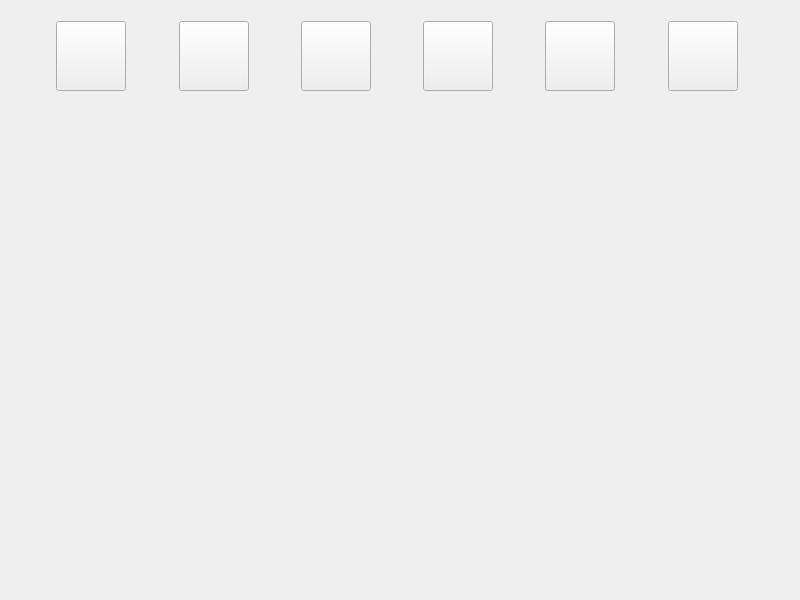
Above: carrerainterface.ui from Arrera-Software/Arrera-Interface before the change. Below: the same form after it.
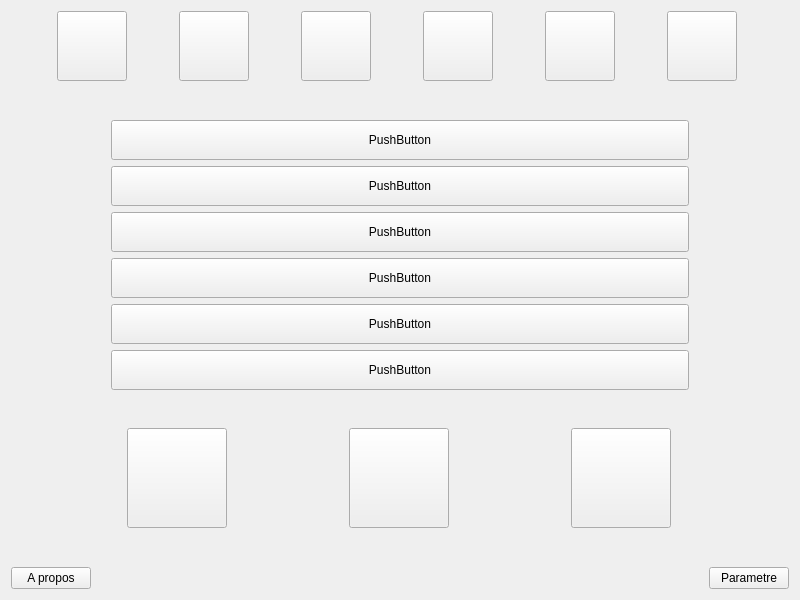
That is the form after the change. Icons and pictures are not drawn.

Commit message: Creation de l'interface

The edit to the form file:
```diff
--- a/carrerainterface.ui
+++ b/carrerainterface.ui
@@ -23,29 +23,9 @@
    <iconset resource="ArreraTheme.qrc">
     <normaloff>:/IconArrera/ArreraI2025.png</normaloff>:/IconArrera/ArreraI2025.png</iconset>
   </property>
-  <widget class="QWidget" name="horizontalLayoutWidget">
-   <property name="geometry">
-    <rect>
-     <x>10</x>
-     <y>20</y>
-     <width>774</width>
-     <height>72</height>
-    </rect>
-   </property>
-   <layout class="QHBoxLayout" name="top" stretch="1,1,1,1,1,1,1,1,1,1,1,1,1">
+  <layout class="QVBoxLayout" name="verticalLayout">
     <item>
-     <spacer name="H1">
-      <property name="orientation">
-       <enum>Qt::Horizontal</enum>
-      </property>
-      <property name="sizeHint" stdset="0">
-       <size>
-        <width>40</width>
-        <height>20</height>
-       </size>
-      </property>
-     </spacer>
-    </item>
+    <layout class="QHBoxLayout" name="top" stretch="1,1,0,0,1,1">
     <item>
      <widget class="QPushButton" name="IDC_BTABLEUR">
       <property name="minimumSize">
@@ -75,19 +55,6 @@
       </property>
      </widget>
     </item>
-    <item>
-     <spacer name="H2">
-      <property name="orientation">
-       <enum>Qt::Horizontal</enum>
-      </property>
-      <property name="sizeHint" stdset="0">
-       <size>
-        <width>40</width>
-        <height>20</height>
-       </size>
-      </property>
-     </spacer>
-    </item>
     <item>
      <widget class="QPushButton" name="IDC_BWRITER">
       <property name="minimumSize">
@@ -117,61 +84,6 @@
       </property>
      </widget>
     </item>
-    <item>
-     <spacer name="H3">
-      <property name="orientation">
-       <enum>Qt::Horizontal</enum>
-      </property>
-      <property name="sizeHint" stdset="0">
-       <size>
-        <width>40</width>
-        <height>20</height>
-       </size>
-      </property>
-     </spacer>
-    </item>
-    <item>
-     <widget class="QPushButton" name="IDC_BAPP">
-      <property name="minimumSize">
-       <size>
-        <width>70</width>
-        <height>70</height>
-       </size>
-      </property>
-      <property name="maximumSize">
-       <size>
-        <width>70</width>
-        <height>70</height>
-       </size>
-      </property>
-      <property name="text">
-       <string/>
-      </property>
-      <property name="icon">
-       <iconset resource="ArreraTheme.qrc">
-        <normaloff>:/iconBTN/app-drawer.png</normaloff>:/iconBTN/app-drawer.png</iconset>
-      </property>
-      <property name="iconSize">
-       <size>
-        <width>70</width>
-        <height>70</height>
-       </size>
-      </property>
-     </widget>
-    </item>
-    <item>
-     <spacer name="H4">
-      <property name="orientation">
-       <enum>Qt::Horizontal</enum>
-      </property>
-      <property name="sizeHint" stdset="0">
-       <size>
-        <width>40</width>
-        <height>20</height>
-       </size>
-      </property>
-     </spacer>
-    </item>
     <item>
      <widget class="QPushButton" name="IDC_BTASKBAR">
       <property name="minimumSize">
@@ -202,17 +114,33 @@
      </widget>
     </item>
     <item>
-     <spacer name="H5">
-      <property name="orientation">
-       <enum>Qt::Horizontal</enum>
-      </property>
-      <property name="sizeHint" stdset="0">
+      <widget class="QPushButton" name="IDC_BAPP">
+       <property name="minimumSize">
+        <size>
+         <width>70</width>
+         <height>70</height>
+        </size>
+       </property>
+       <property name="maximumSize">
        <size>
-        <width>40</width>
-        <height>20</height>
-       </size>
-      </property>
-     </spacer>
+         <width>70</width>
+         <height>70</height>
+        </size>
+       </property>
+       <property name="text">
+        <string/>
+       </property>
+       <property name="icon">
+        <iconset resource="ArreraTheme.qrc">
+         <normaloff>:/iconBTN/app-drawer.png</normaloff>:/iconBTN/app-drawer.png</iconset>
+       </property>
+       <property name="iconSize">
+        <size>
+         <width>70</width>
+         <height>70</height>
+        </size>
+       </property>
+      </widget>
     </item>
     <item>
      <widget class="QPushButton" name="IDC_BWEB">
@@ -243,19 +171,6 @@
       </property>
      </widget>
     </item>
-    <item>
-     <spacer name="H6">
-      <property name="orientation">
-       <enum>Qt::Horizontal</enum>
-      </property>
-      <property name="sizeHint" stdset="0">
-       <size>
-        <width>40</width>
-        <height>20</height>
-       </size>
-      </property>
-     </spacer>
-    </item>
     <item>
      <widget class="QPushButton" name="IDC_BPRESENTATION">
       <property name="minimumSize">
@@ -285,8 +200,252 @@
       </property>
      </widget>
     </item>
+    </layout>
+   </item>
     <item>
-     <spacer name="H7">
+    <spacer name="verticalSpacer_3">
+     <property name="orientation">
+      <enum>Qt::Vertical</enum>
+     </property>
+     <property name="sizeHint" stdset="0">
+      <size>
+       <width>20</width>
+       <height>40</height>
+      </size>
+     </property>
+    </spacer>
+   </item>
+   <item>
+    <layout class="QVBoxLayout" name="mode">
+     <property name="leftMargin">
+      <number>100</number>
+     </property>
+     <property name="topMargin">
+      <number>0</number>
+     </property>
+     <property name="rightMargin">
+      <number>100</number>
+     </property>
+     <item>
+      <widget class="QPushButton" name="IDC_MODE1">
+       <property name="minimumSize">
+        <size>
+         <width>0</width>
+         <height>40</height>
+        </size>
+       </property>
+       <property name="text">
+        <string>PushButton</string>
+       </property>
+      </widget>
+     </item>
+     <item>
+      <widget class="QPushButton" name="IDC_MODE2">
+       <property name="minimumSize">
+        <size>
+         <width>0</width>
+         <height>40</height>
+        </size>
+       </property>
+       <property name="maximumSize">
+        <size>
+         <width>16777215</width>
+         <height>40</height>
+        </size>
+       </property>
+       <property name="text">
+        <string>PushButton</string>
+       </property>
+      </widget>
+     </item>
+     <item>
+      <widget class="QPushButton" name="IDC_MODE3">
+       <property name="minimumSize">
+        <size>
+         <width>0</width>
+         <height>40</height>
+        </size>
+       </property>
+       <property name="text">
+        <string>PushButton</string>
+       </property>
+      </widget>
+     </item>
+     <item>
+      <widget class="QPushButton" name="IDC_MODE4">
+       <property name="minimumSize">
+        <size>
+         <width>0</width>
+         <height>40</height>
+        </size>
+       </property>
+       <property name="text">
+        <string>PushButton</string>
+       </property>
+      </widget>
+     </item>
+     <item>
+      <widget class="QPushButton" name="IDC_MODE5">
+       <property name="minimumSize">
+        <size>
+         <width>0</width>
+         <height>40</height>
+        </size>
+       </property>
+       <property name="text">
+        <string>PushButton</string>
+       </property>
+      </widget>
+     </item>
+     <item>
+      <widget class="QPushButton" name="IDC_MODE6">
+       <property name="minimumSize">
+        <size>
+         <width>0</width>
+         <height>40</height>
+        </size>
+       </property>
+       <property name="text">
+        <string>PushButton</string>
+       </property>
+      </widget>
+     </item>
+    </layout>
+   </item>
+   <item>
+    <spacer name="verticalSpacer_2">
+     <property name="orientation">
+      <enum>Qt::Vertical</enum>
+     </property>
+     <property name="sizeHint" stdset="0">
+      <size>
+       <width>20</width>
+       <height>40</height>
+      </size>
+     </property>
+    </spacer>
+   </item>
+   <item>
+    <layout class="QHBoxLayout" name="assistant">
+     <item>
+      <widget class="QPushButton" name="IDC_RYLEY">
+       <property name="minimumSize">
+        <size>
+         <width>100</width>
+         <height>100</height>
+        </size>
+       </property>
+       <property name="maximumSize">
+        <size>
+         <width>100</width>
+         <height>100</height>
+        </size>
+       </property>
+       <property name="text">
+        <string/>
+       </property>
+       <property name="icon">
+        <iconset resource="ArreraTheme.qrc">
+         <normaloff>:/iconBTN/Ryley.png</normaloff>:/iconBTN/Ryley.png</iconset>
+       </property>
+       <property name="iconSize">
+        <size>
+         <width>100</width>
+         <height>100</height>
+        </size>
+       </property>
+      </widget>
+     </item>
+     <item>
+      <widget class="QPushButton" name="IDC_COPILOTE">
+       <property name="minimumSize">
+        <size>
+         <width>100</width>
+         <height>100</height>
+        </size>
+       </property>
+       <property name="maximumSize">
+        <size>
+         <width>100</width>
+         <height>100</height>
+        </size>
+       </property>
+       <property name="text">
+        <string/>
+       </property>
+       <property name="icon">
+        <iconset resource="ArreraTheme.qrc">
+         <normaloff>:/iconBTN/ArreraCopiloteIcon.png</normaloff>:/iconBTN/ArreraCopiloteIcon.png</iconset>
+       </property>
+       <property name="iconSize">
+        <size>
+         <width>100</width>
+         <height>100</height>
+        </size>
+       </property>
+      </widget>
+     </item>
+     <item>
+      <widget class="QPushButton" name="IDC_SIX">
+       <property name="minimumSize">
+        <size>
+         <width>100</width>
+         <height>100</height>
+        </size>
+       </property>
+       <property name="maximumSize">
+        <size>
+         <width>100</width>
+         <height>100</height>
+        </size>
+       </property>
+       <property name="text">
+        <string/>
+       </property>
+       <property name="icon">
+        <iconset resource="ArreraTheme.qrc">
+         <normaloff>:/iconBTN/six.png</normaloff>:/iconBTN/six.png</iconset>
+       </property>
+       <property name="iconSize">
+        <size>
+         <width>100</width>
+         <height>100</height>
+        </size>
+       </property>
+      </widget>
+     </item>
+    </layout>
+   </item>
+   <item>
+    <spacer name="verticalSpacer">
+     <property name="orientation">
+      <enum>Qt::Vertical</enum>
+     </property>
+     <property name="sizeHint" stdset="0">
+      <size>
+       <width>20</width>
+       <height>40</height>
+      </size>
+     </property>
+    </spacer>
+   </item>
+   <item>
+    <layout class="QHBoxLayout" name="bottom">
+     <item>
+      <widget class="QPushButton" name="IDC_APROPOS">
+       <property name="text">
+        <string>A propos</string>
+       </property>
+       <property name="iconSize">
+        <size>
+         <width>30</width>
+         <height>30</height>
+        </size>
+       </property>
+      </widget>
+     </item>
+     <item>
+      <spacer name="horizontalSpacer">
       <property name="orientation">
        <enum>Qt::Horizontal</enum>
       </property>
@@ -298,8 +457,26 @@
       </property>
      </spacer>
     </item>
-   </layout>
-  </widget>
+     <item>
+      <widget class="QPushButton" name="IDC_PARAMETRE">
+       <property name="text">
+        <string>Parametre</string>
+       </property>
+       <property name="icon">
+        <iconset resource="ArreraTheme.qrc">
+         <normaloff>:/IconArrera/ArreraInterfaceParametre.png</normaloff>:/IconArrera/ArreraInterfaceParametre.png</iconset>
+       </property>
+       <property name="iconSize">
+        <size>
+         <width>30</width>
+         <height>30</height>
+        </size>
+       </property>
+      </widget>
+     </item>
+    </layout>
+   </item>
+  </layout>
  </widget>
  <resources>
   <include location="ArreraTheme.qrc"/>
```
Lines whose indentation alone changed are shown as unchanged.
